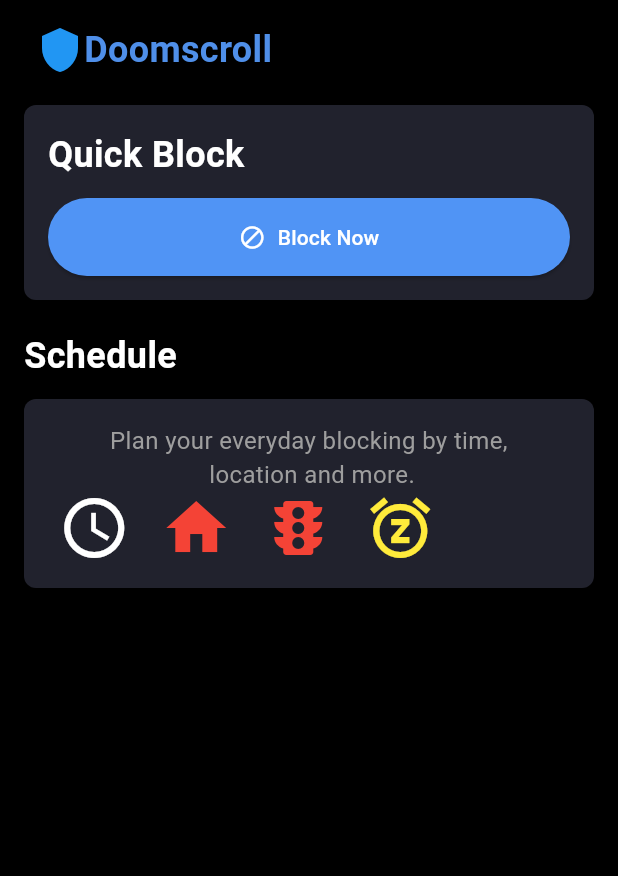
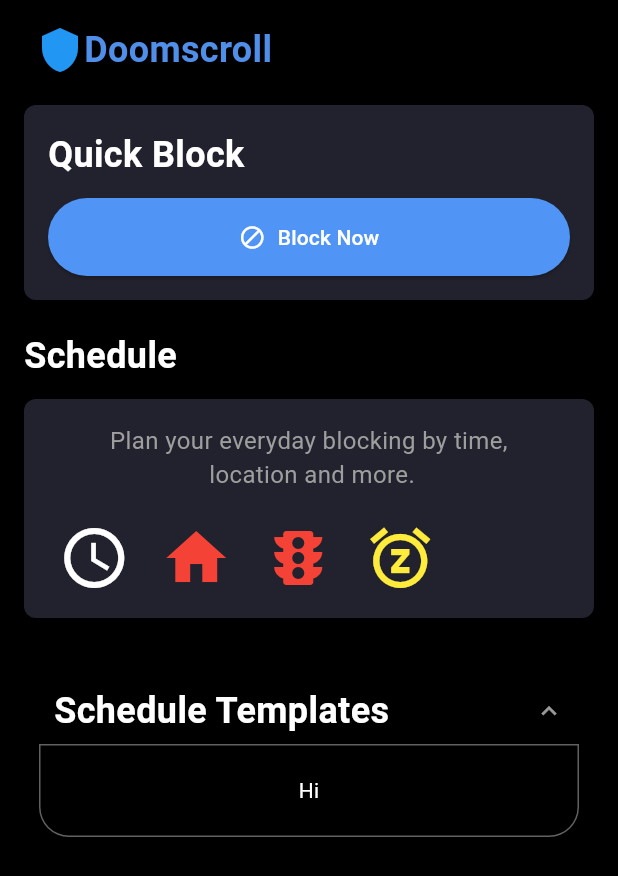
Before and after one commit to spiritoftime/check-app-plugin, a Flutter app: the screen it shows after launch, on a phone screen of 412 x 824 dp. Shown: the top 876 px of the screen. Run offline on Flutter 3.47's test engine with Material 3 defaults, Android fonts, the phone set to English and light mode, and no system bars; drawn by our look-alikes of accordion; our stand-ins replace carousel_slider, gap, go_router, plugin_platform_interface; missing offline and left inert: flutter_background_service, flutter_background_service_android, overlay_pop_up.

Commit message:
add accordion

```diff
--- /dev/null
+++ b/example/lib/presentation/home/accordion.dart
@@ -0,0 +1,51 @@
+import 'package:accordion/accordion.dart';
+import 'package:accordion/controllers.dart';
+import 'package:flutter/material.dart';
+class AccordionPage extends StatelessWidget //__
+{
+   const AccordionPage({super.key});
+
+
+static const headerStyle = TextStyle(
+                            color: Colors.white,
+                            fontWeight: FontWeight.bold,
+                            fontSize: 24.0);
+  static const contentStyleHeader = TextStyle(
+      color: Color(0xff999999), fontSize: 14, fontWeight: FontWeight.w700);
+  static const contentStyle = TextStyle(
+      color: Color(0xff999999), fontSize: 14, fontWeight: FontWeight.normal);
+
+
+  @override
+  build(context) =>Accordion(
+  headerBorderColor: Colors.black,
+  // headerBorderColorOpened: Colors.black,
+  headerBorderWidth: 0,
+  headerBackgroundColorOpened: Colors.black,
+  headerBackgroundColor: Colors.black,
+  contentBackgroundColor: Colors.black,
+  contentBorderColor: Colors.grey,
+
+  contentBorderWidth: 0,
+  // contentHorizontalPadding: 20,
+  scaleWhenAnimating: true,
+  openAndCloseAnimation: true,
+  // headerPadding: const EdgeInsets.symmetric(vertical: 7, horizontal: 15),
+  // sectionOpeningHapticFeedback: SectionHapticFeedback.heavy,
+  // sectionClosingHapticFeedback: SectionHapticFeedback.light,
+  children: [
+
+    AccordionSection(
+      isOpen: true,
+      contentBackgroundColor: Colors.black,
+      contentBorderWidth: 1,
+      contentBorderColor: Colors.grey[700],
+      // leftIcon: const Icon(Icons.input, color: Colors.white),
+      header: const Text("Schedule Templates", style: headerStyle),
+      contentHorizontalPadding: 40,
+      contentVerticalPadding: 20,
+      content: const Text("Hi",style: TextStyle(color: Colors.white),),
+    ),
+  ],
+);
+}
--- /dev/null
+++ b/example/lib/presentation/home/carousel_icons.dart
@@ -0,0 +1,40 @@
+import 'package:flutter/material.dart';
+
+const List<Widget> carouselIcons = [
+  Padding(
+    padding: EdgeInsets.only(right: 20.0),
+    child: Icon(
+      Icons.access_time, // app limit
+      size: 48,
+      color: Colors.white,
+    ),
+  ),
+  Padding(
+      padding: EdgeInsets.only(right: 20.0),
+      child: Icon(Icons.home, size: 48, color: Colors.red)), // location based
+
+  Padding(
+      padding: EdgeInsets.only(right: 20.0),
+      child: Icon(Icons.traffic, size: 48, color: Colors.red)),
+  Padding(
+      padding: EdgeInsets.only(right: 20.0),
+      child: Icon(Icons.snooze, size: 48, color: Colors.yellow)),
+  Padding(
+    padding: EdgeInsets.only(right: 20.0),
+    child: Icon(
+      Icons.access_time, // app limit
+      size: 48,
+      color: Colors.white,
+    ),
+  ),
+  Padding(
+      padding: EdgeInsets.only(right: 20.0),
+      child: Icon(Icons.home, size: 48, color: Colors.red)), // location based
+
+  Padding(
+      padding: EdgeInsets.only(right: 20.0),
+      child: Icon(Icons.traffic, size: 48, color: Colors.red)),
+  Padding(
+      padding: EdgeInsets.only(right: 20.0),
+      child: Icon(Icons.snooze, size: 48, color: Colors.yellow)),
+];
--- a/example/lib/presentation/home/home_screen.dart
+++ b/example/lib/presentation/home/home_screen.dart
@@ -1,6 +1,8 @@
 import 'dart:ui';
 
 import 'package:carousel_slider/carousel_slider.dart';
+import 'package:checkapp_plugin_example/presentation/home/accordion.dart';
+import 'package:checkapp_plugin_example/presentation/home/carousel_icons.dart';
 import 'package:checkapp_plugin_example/presentation/home/endless_scrolling_widget.dart';
 import 'package:flutter/material.dart';
 import 'package:go_router/go_router.dart';
@@ -135,61 +137,22 @@ class HomeScreen extends StatelessWidget {
                                 TextStyle(color: Colors.grey, fontSize: 16.0),
                             textAlign: TextAlign.center,
                           ),
+                          Gap(20),
                           EndlessScrollingWidget(
                               gap: 20,
                               widgetWidth: 48,
                               scrollDuration: Duration(seconds: 8),
                               widgetHeight: 48,
-                              children: [
-                                Padding(
-                                  padding: EdgeInsets.only(right: 20.0),
-                                  child: Icon(
-                                    Icons.access_time, // app limit
-                                    size: 48,
-                                    color: Colors.white,
-                                  ),
-                                ),
-                                Padding(
-                                    padding: EdgeInsets.only(right: 20.0),
-                                    child: Icon(Icons.home,
-                                        size: 48,
-                                        color: Colors.red)), // location based
-
-                                Padding(
-                                    padding: EdgeInsets.only(right: 20.0),
-                                    child: Icon(Icons.traffic,
-                                        size: 48, color: Colors.red)),
-                                Padding(
-                                    padding: EdgeInsets.only(right: 20.0),
-                                    child: Icon(Icons.snooze,
-                                        size: 48, color: Colors.yellow)),
-                                Padding(
-                                  padding: EdgeInsets.only(right: 20.0),
-                                  child: Icon(
-                                    Icons.access_time, // app limit
-                                    size: 48,
-                                    color: Colors.white,
-                                  ),
-                                ),
-                                Padding(
-                                    padding: EdgeInsets.only(right: 20.0),
-                                    child: Icon(Icons.home,
-                                        size: 48,
-                                        color: Colors.red)), // location based
-
-                                Padding(
-                                    padding: EdgeInsets.only(right: 20.0),
-                                    child: Icon(Icons.traffic,
-                                        size: 48, color: Colors.red)),
-                                Padding(
-                                    padding: EdgeInsets.only(right: 20.0),
-                                    child: Icon(Icons.snooze,
-                                        size: 48, color: Colors.yellow)),
-                              ])
+                              children: carouselIcons)
                         ],
                       ),
                     ),
-                  )
+                  ),
+                  const Gap(20),
+
+
+                      AccordionPage(),
+
                 ],
               )
             ],
--- a/example/pubspec.yaml
+++ b/example/pubspec.yaml
@@ -34,6 +34,7 @@ dependencies:
   go_router: ^14.1.3
   carousel_slider: ^4.2.1
   flutter_animate: ^4.5.0
+  accordion: ^2.6.0
 
 dev_dependencies:
   integration_test:
```
Also changed, not shown: example/pubspec.lock.
